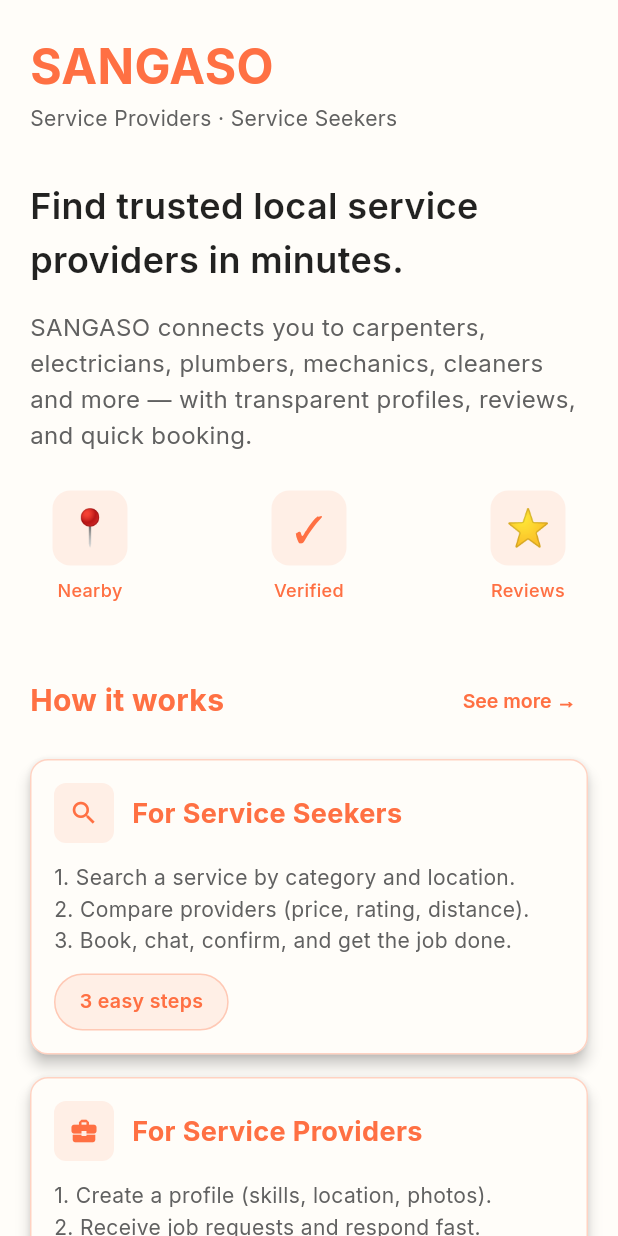
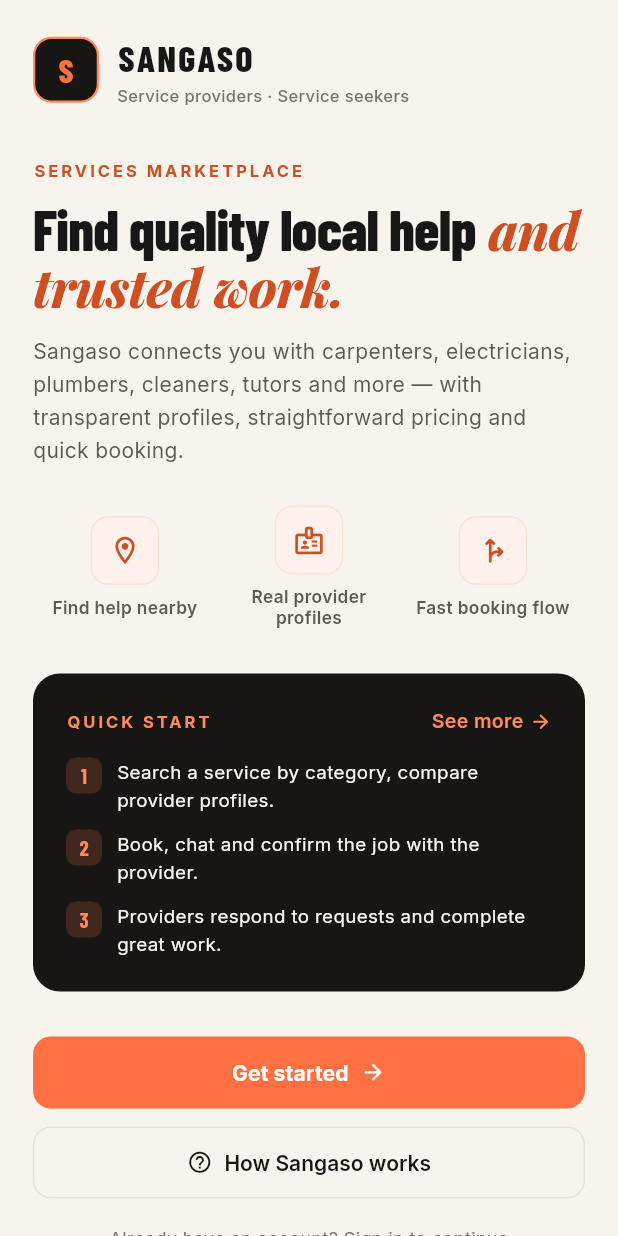
Before and after one commit to drizzlysean/sangaso, a Flutter app: the screen it shows after launch, on a phone screen of 412 x 824 dp. Run offline on Flutter 3.47's test engine with Material 3 defaults, Android fonts, the phone set to English and light mode, and no system bars; our stand-ins replace cloud_firestore, firebase_auth, firebase_core, firebase_storage, go_router, google_fonts and 1 more; accounts and stored records are empty.

Commit message:
feat: align welcome screen with shared design system

```diff
--- a/lib/src/core/widgets/brand.dart
+++ b/lib/src/core/widgets/brand.dart
@@ -155,8 +155,7 @@ class BrandLogoMark extends StatelessWidget {
 
 /// Small caps eyebrow label above a section (deep orange, wide tracking).
 class SectionEyebrow extends StatelessWidget {
-  const SectionEyebrow({super.key, required this.text, this.color});
-
+  const SectionEyebrow(String this.text, {super.key, this.color});
   final String text;
   final Color? color;
 
--- a/lib/src/features/auth/presentation/01_welcome_screen.dart
+++ b/lib/src/features/auth/presentation/01_welcome_screen.dart
@@ -1,6 +1,8 @@
 import 'package:flutter/material.dart';
 import 'package:go_router/go_router.dart';
 import '../../../core/constants/app_colors.dart';
+import '../../../core/widgets/brand.dart';
+import 'package:google_fonts/google_fonts.dart';
 
 import '02_how_it_works_screen.dart';
 
@@ -10,31 +12,34 @@ class WelcomeScreen extends StatelessWidget {
   @override
   Widget build(BuildContext context) {
     return Scaffold(
+      backgroundColor: AppColors.canvas,
       body: SingleChildScrollView(
         child: SafeArea(
           child: Padding(
-            padding: const EdgeInsets.all(20.0),
+            padding: const EdgeInsets.symmetric(horizontal: 22),
             child: Column(
               crossAxisAlignment: CrossAxisAlignment.start,
               children: [
-                // Logo/Header Section
-                _buildHeader(),
+                const SizedBox(height: 20),
+
+                _buildHeader(context),
+                const SizedBox(height: 34),
+
+                _buildHero(),
+                const SizedBox(height: 26),
+
+                _buildFeatureStrip(context),
                 const SizedBox(height: 30),
 
-                // Main Content
-                _buildMainContent(),
-                const SizedBox(height: 40),
+                const CharcoalPanel(
+                  child: _HowItWorksPeek(),
+                ),
+                const SizedBox(height: 30),
 
-                // How It Works Section
-                _buildHowItWorksSection(context),
-                const SizedBox(height: 40),
+                _buildActions(context),
+                const SizedBox(height: 18),
 
-                // Testimonials
-                _buildTestimonials(),
-                const SizedBox(height: 40),
-
-                // Login Button
-                _buildLoginButton(context),
+                _buildTruthfulFooter(context),
                 const SizedBox(height: 20),
               ],
             ),
@@ -44,71 +49,109 @@ class WelcomeScreen extends StatelessWidget {
     );
   }
 
-  Widget _buildHeader() {
+  Widget _buildHeader(BuildContext context) {
+    return Row(
+      children: [
+        const BrandLogoMark(size: 44),
+        const SizedBox(width: 12),
+        Column(crossAxisAlignment: CrossAxisAlignment.start, children: [
+          Text('SANGASO',
+              style: GoogleFonts.barlowCondensed(
+                  fontSize: 24,
+                  fontWeight: FontWeight.w800,
+                  letterSpacing: 1.5,
+                  color: AppColors.text1)),
+          Text('Service providers · Service seekers',
+              style: GoogleFonts.inter(
+                  fontSize: 11, color: AppColors.text3, fontWeight: FontWeight.w500)),
+        ]),
+      ],
+    );
+  }
+
+  Widget _buildHero() {
     return Column(
       crossAxisAlignment: CrossAxisAlignment.start,
       children: [
+        const SectionEyebrow('SERVICES MARKETPLACE'),
+        const SizedBox(height: 12),
+        const DisplayHeading(
+          plain: 'Find quality local help',
+          accentItalic: 'and trusted work.',
+          size: 38,
+        ),
+        const SizedBox(height: 14),
         Text(
-          'SANGASO',
-          style: TextStyle(
-            fontSize: 32,
-            fontWeight: FontWeight.bold,
-            color: AppColors.primary,
-          ),
-        ),
-        Text(
-          'Service Providers · Service Seekers',
-          style: TextStyle(fontSize: 14, color: Colors.grey[700]),
+          'Sangaso connects you with carpenters, electricians, plumbers, '
+          'cleaners, tutors and more — with transparent profiles, '
+          'straightforward pricing and quick booking.',
+          style: GoogleFonts.inter(
+              fontSize: 14, height: 1.6, color: AppColors.text2),
         ),
       ],
     );
   }
 
-  Widget _buildMainContent() {
+  Widget _buildFeatureStrip(BuildContext context) {
+    final features = const [
+      (Icons.location_on_outlined, 'Find help nearby'),
+      (Icons.badge_outlined, 'Real provider profiles'),
+      (Icons.fork_right_rounded, 'Fast booking flow'),
+    ];
+    return Row(
+      mainAxisAlignment: MainAxisAlignment.spaceBetween,
+      children: [
+        for (final f in features)
+          Expanded(
+            child: Padding(
+              padding: const EdgeInsets.symmetric(horizontal: 4),
+              child: Column(children: [
+                Container(
+                  width: 46,
+                  height: 46,
+                  decoration: BoxDecoration(
+                    color: AppColors.primaryDim,
+                    borderRadius: BorderRadius.circular(12),
+                    border: Border.all(color: AppColors.primaryMid),
+                  ),
+                  child: Icon(f.$1, size: 22, color: AppColors.primaryDeep),
+                ),
+                const SizedBox(height: 8),
+                Text(
+                  f.$2,
+                  textAlign: TextAlign.center,
+                  style: GoogleFonts.inter(
+                      fontSize: 11.5,
+                      fontWeight: FontWeight.w600,
+                      color: AppColors.text2,
+                      height: 1.25),
+                  maxLines: 2,
+                  overflow: TextOverflow.ellipsis,
+                ),
+              ]),
+            ),
+          ),
+      ],
+    );
+  }
+
+  Widget _buildActions(BuildContext context) {
     return Column(
       crossAxisAlignment: CrossAxisAlignment.start,
       children: [
-        Text(
-          'Find trusted local service providers in minutes.',
-          style: TextStyle(
-            fontSize: 24,
-            fontWeight: FontWeight.w600,
-            color: Colors.black87,
-          ),
+        PrimaryButton(
+          label: 'Get started',
+          trailingIcon: Icons.arrow_forward_rounded,
+          onPressed: () => context.go('/login'),
         ),
-        const SizedBox(height: 15),
-        Text(
-          'SANGASO connects you to carpenters, electricians, plumbers, mechanics, cleaners and more — with transparent profiles, reviews, and quick booking.',
-          style: TextStyle(fontSize: 16, color: Colors.grey[700], height: 1.5),
-        ),
-        const SizedBox(height: 25),
-
-        // Features Grid with green and orange - FIXED FOR RESPONSIVENESS
-        LayoutBuilder(
-          builder: (context, constraints) {
-            // Check screen width
-            final screenWidth = constraints.maxWidth;
-
-            // Use shorter text on smaller screens
-            return Row(
-              mainAxisAlignment: MainAxisAlignment.spaceBetween,
-              children: [
-                _buildFeature(
-                  '📍',
-                  screenWidth < 380 ? 'Nearby' : 'Location-based nearby',
-                  AppColors.accent,
-                ),
-                _buildFeature(
-                  '✓',
-                  screenWidth < 380 ? 'Verified' : 'Verified providers',
-                  AppColors.primary,
-                ),
-                _buildFeature(
-                  '⭐',
-                  screenWidth < 380 ? 'Reviews' : 'Ratings & Reviews',
-                  AppColors.primary,
-                ),
-              ],
+        const SizedBox(height: 12),
+        SecondaryButton(
+          label: 'How Sangaso works',
+          trailingIcon: Icons.help_outline_rounded,
+          onPressed: () {
+            Navigator.push(
+              context,
+              MaterialPageRoute(builder: (context) => const HowItWorksScreen()),
             );
           },
         ),
@@ -116,276 +159,71 @@ class WelcomeScreen extends StatelessWidget {
     );
   }
 
-  Widget _buildFeature(String icon, String text, Color color) {
+  Widget _buildTruthfulFooter(BuildContext context) {
+    return Center(
+      child: Text(
+        'Already have an account? Sign in to continue',
+        style: GoogleFonts.inter(fontSize: 12, color: AppColors.text3),
+      ),
+    );
+  }
+}
+
+class _HowItWorksPeek extends StatelessWidget {
+  const _HowItWorksPeek();
+
+  @override
+  Widget build(BuildContext context) {
     return Column(
+      crossAxisAlignment: CrossAxisAlignment.start,
       children: [
-        Container(
-          width: 50,
-          height: 50,
-          decoration: BoxDecoration(
-            color: color.withOpacity(0.1),
-            borderRadius: BorderRadius.circular(12),
+        Row(children: [
+          const SectionEyebrow('QUICK START', color: AppColors.primarySoft),
+          const Spacer(),
+          ArrowLink(
+            label: 'See more',
+            color: AppColors.primarySoft,
+            onTap: () {
+              Navigator.push(
+                context,
+                MaterialPageRoute(builder: (context) => const HowItWorksScreen()),
+              );
+            },
           ),
-          child: Center(
-            child: Text(icon, style: TextStyle(fontSize: 24, color: color)),
-          ),
-        ),
-        const SizedBox(height: 8),
-        Container(
-          width: 80, // Fixed width to control text wrapping
-          child: Text(
-            text,
-            style: TextStyle(
-              fontSize: 12,
-              fontWeight: FontWeight.w500,
-              color: color,
-            ),
-            textAlign: TextAlign.center,
-            maxLines: 2,
-            overflow: TextOverflow.ellipsis,
-          ),
-        ),
+        ]),
+        const SizedBox(height: 14),
+        _peekStep(
+            '1', 'Search a service by category, compare provider profiles.'),
+        const SizedBox(height: 10),
+        _peekStep(
+            '2', 'Book, chat and confirm the job with the provider.'),
+        const SizedBox(height: 10),
+        _peekStep(
+            '3', 'Providers respond to requests and complete great work.'),
       ],
     );
   }
 
-  Widget _buildHowItWorksSection(BuildContext context) {
-    return Column(
-      crossAxisAlignment: CrossAxisAlignment.start,
-      children: [
-        Row(
-          mainAxisAlignment: MainAxisAlignment.spaceBetween,
-          children: [
-            Text(
-              'How it works',
-              style: TextStyle(
-                fontSize: 20,
-                fontWeight: FontWeight.bold,
-                color: AppColors.primary,
-              ),
-            ),
-            TextButton(
-              onPressed: () {
-                Navigator.push(
-                  context,
-                  MaterialPageRoute(builder: (context) => HowItWorksScreen()),
-                );
-              },
-              child: Text(
-                'See more →',
-                style: TextStyle(
-                  color: AppColors.accent,
-                  fontWeight: FontWeight.w600,
-                ),
-              ),
-            ),
-          ],
+  Widget _peekStep(String number, String text) {
+    return Row(crossAxisAlignment: CrossAxisAlignment.start, children: [
+      Container(
+        width: 24,
+        height: 24,
+        decoration: BoxDecoration(
+          color: AppColors.primary.withValues(alpha: 0.18),
+          borderRadius: BorderRadius.circular(7),
         ),
-        const SizedBox(height: 15),
-
-        // Quick Steps with green and orange
-        _buildStepCard(
-          'For Service Seekers',
-          '1. Search a service by category and location.\n2. Compare providers (price, rating, distance).\n3. Book, chat, confirm, and get the job done.',
-          '3 easy steps',
-          AppColors.accent,
-          Icons.search,
-        ),
-        const SizedBox(height: 15),
-        _buildStepCard(
-          'For Service Providers',
-          '1. Create a profile (skills, location, photos).\n2. Receive job requests and respond fast.\n3. Deliver quality work and earn with good reviews.',
-          'Grow your work',
-          AppColors.primary,
-          Icons.business_center,
-        ),
-      ],
-    );
-  }
-
-  Widget _buildStepCard(
-    String title,
-    String content,
-    String tag,
-    Color color,
-    IconData icon,
-  ) {
-    return Card(
-      elevation: 4,
-      shape: RoundedRectangleBorder(
-        borderRadius: BorderRadius.circular(12),
-        side: BorderSide(color: color.withOpacity(0.3), width: 1),
+        alignment: Alignment.center,
+        child: Text(number,
+            style: GoogleFonts.barlowCondensed(
+                fontSize: 14, fontWeight: FontWeight.w700, color: AppColors.primarySoft)),
       ),
-      child: Padding(
-        padding: const EdgeInsets.all(16.0),
-        child: Column(
-          crossAxisAlignment: CrossAxisAlignment.start,
-          children: [
-            Row(
-              children: [
-                Container(
-                  width: 40,
-                  height: 40,
-                  decoration: BoxDecoration(
-                    color: color.withOpacity(0.1),
-                    borderRadius: BorderRadius.circular(8),
-                  ),
-                  child: Icon(icon, color: color, size: 20),
-                ),
-                const SizedBox(width: 12),
-                Expanded(
-                  child: Text(
-                    title,
-                    style: TextStyle(
-                      fontSize: 18,
-                      fontWeight: FontWeight.bold,
-                      color: color,
-                    ),
-                  ),
-                ),
-              ],
-            ),
-            const SizedBox(height: 12),
-            Text(
-              content,
-              style: TextStyle(
-                fontSize: 14,
-                color: Colors.grey[700],
-                height: 1.5,
-              ),
-            ),
-            const SizedBox(height: 12),
-            Container(
-              padding: EdgeInsets.symmetric(horizontal: 16, vertical: 8),
-              decoration: BoxDecoration(
-                color: color.withOpacity(0.1),
-                borderRadius: BorderRadius.circular(20),
-                border: Border.all(color: color.withOpacity(0.3)),
-              ),
-              child: Text(
-                tag,
-                style: TextStyle(color: color, fontWeight: FontWeight.w600),
-              ),
-            ),
-          ],
-        ),
+      const SizedBox(width: 10),
+      Expanded(
+        child: Text(text,
+            style: GoogleFonts.inter(
+                fontSize: 12.5, height: 1.5, color: AppColors.lightText)),
       ),
-    );
-  }
-
-  Widget _buildTestimonials() {
-    return Column(
-      crossAxisAlignment: CrossAxisAlignment.start,
-      children: [
-        Text(
-          'What users say',
-          style: TextStyle(
-            fontSize: 20,
-            fontWeight: FontWeight.bold,
-            color: AppColors.primary,
-          ),
-        ),
-        const SizedBox(height: 15),
-        _buildTestimonialCard(
-          'SANGASO helped me find a reliable electrician quickly. The profile and reviews made it easy to trust.',
-          '★★★★★',
-          AppColors.accent,
-        ),
-        const SizedBox(height: 10),
-        _buildTestimonialCard(
-          'I registered as a carpenter and started getting enquiries within a short time. It\'s a good platform.',
-          '★★★★★',
-          AppColors.primary,
-        ),
-      ],
-    );
-  }
-
-  Widget _buildTestimonialCard(String text, String rating, Color color) {
-    return Card(
-      elevation: 3,
-      shape: RoundedRectangleBorder(
-        borderRadius: BorderRadius.circular(12),
-        side: BorderSide(color: color.withOpacity(0.2), width: 1),
-      ),
-      child: Padding(
-        padding: const EdgeInsets.all(16.0),
-        child: Column(
-          crossAxisAlignment: CrossAxisAlignment.start,
-          children: [
-            Row(
-              children: [
-                Text(
-                  rating,
-                  style: TextStyle(fontSize: 18, color: Colors.amber[700]),
-                ),
-                const Spacer(),
-                Container(
-                  padding: EdgeInsets.symmetric(horizontal: 8, vertical: 4),
-                  decoration: BoxDecoration(
-                    color: color.withOpacity(0.1),
-                    borderRadius: BorderRadius.circular(12),
-                  ),
-                  child: Icon(Icons.person, color: color, size: 16),
-                ),
-              ],
-            ),
-            const SizedBox(height: 12),
-            Text(
-              text,
-              style: TextStyle(
-                fontSize: 14,
-                color: Colors.grey[700],
-                fontStyle: FontStyle.italic,
-              ),
-            ),
-            const SizedBox(height: 8),
-            Align(
-              alignment: Alignment.centerRight,
-              child: Container(
-                height: 4,
-                width: 60,
-                decoration: BoxDecoration(
-                  color: color,
-                  borderRadius: BorderRadius.circular(2),
-                ),
-              ),
-            ),
-          ],
-        ),
-      ),
-    );
-  }
-
-  Widget _buildLoginButton(BuildContext context) {
-    return SizedBox(
-      width: double.infinity,
-      child: ElevatedButton(
-        onPressed: () {
-          context.go('/login');
-        },
-        style: ElevatedButton.styleFrom(
-          backgroundColor: AppColors.accent,
-          foregroundColor: Colors.white,
-          padding: EdgeInsets.symmetric(vertical: 16),
-          shape: RoundedRectangleBorder(
-            borderRadius: BorderRadius.circular(12),
-          ),
-          elevation: 4,
-          shadowColor: AppColors.accent.withOpacity(0.3),
-        ),
-        child: Row(
-          mainAxisAlignment: MainAxisAlignment.center,
-          children: [
-            Text(
-              'Login to Continue',
-              style: TextStyle(fontSize: 16, fontWeight: FontWeight.w600),
-            ),
-            const SizedBox(width: 8),
-            Icon(Icons.arrow_forward, size: 20),
-          ],
-        ),
-      ),
-    );
+    ]);
   }
 }
```
Also changed, not shown: 1 other file.
